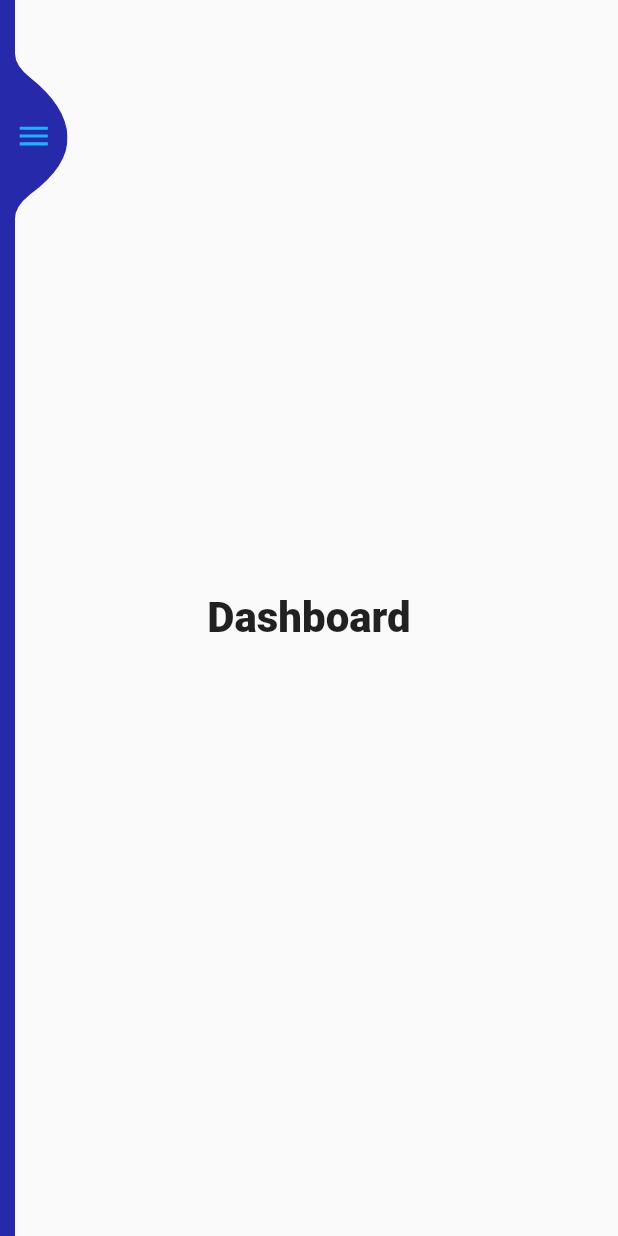
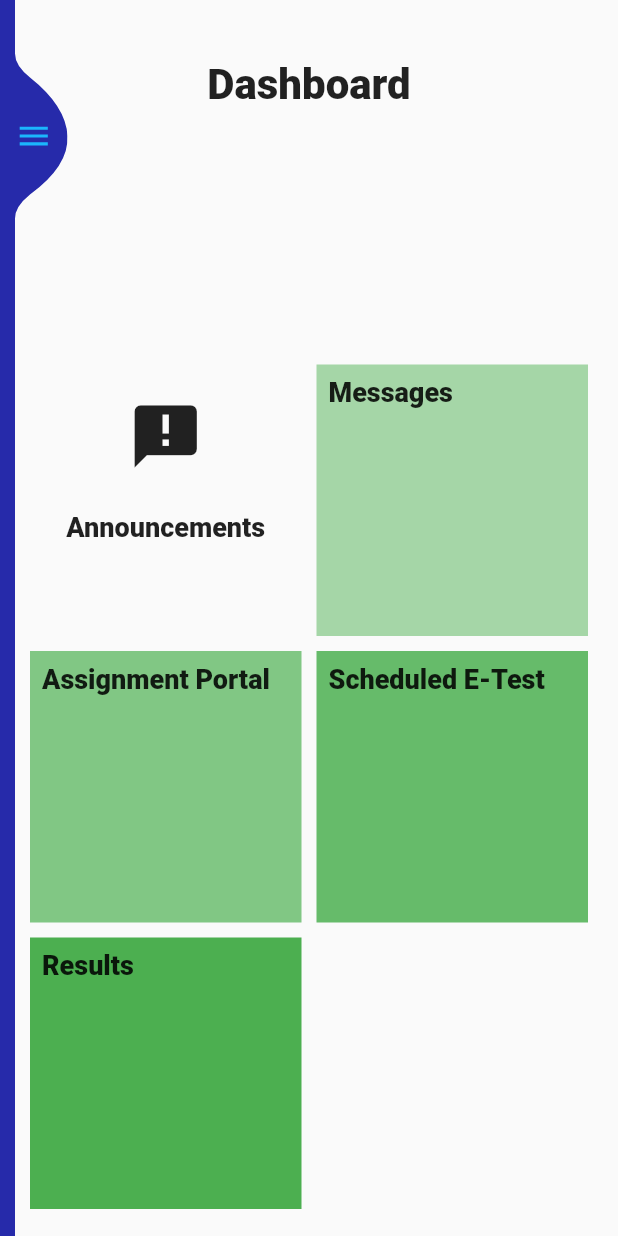
Before and after one commit to Alenjojo/CTU-App, a Flutter app: the Home screen opened directly, on a phone screen of 412 x 824 dp. Run offline on Flutter 3.47's test engine with Material 2 defaults, Android fonts, the phone set to English and light mode, and no system bars; our stand-ins replace animated_splash_screen, auto_size_text, bloc, cloud_firestore, firebase_auth, firebase_core and 3 more; accounts and stored records are empty.

Commit message:
Dashboard

```diff
--- a/lib/Screens/dashboard_page.dart
+++ b/lib/Screens/dashboard_page.dart
@@ -5,10 +5,101 @@ import '../Side_bar/navigation_bloc.dart';
 class DashBoardPage extends StatelessWidget with NavigationStates {
   @override
   Widget build(BuildContext context) {
-    return Center(
-      child: Text(
-        "Dashboard",
-        style: TextStyle(fontWeight: FontWeight.w900, fontSize: 28),
+    return Scaffold(
+      body: Column(
+        children: [
+          SizedBox(
+            height: 40,
+          ),
+          Center(
+            child: Text(
+              "Dashboard",
+              style: TextStyle(fontWeight: FontWeight.w900, fontSize: 28),
+            ),
+          ),
+          SizedBox(
+            height: 150,
+          ),
+          Expanded(
+              child: CustomScrollView(
+            primary: false,
+            slivers: <Widget>[
+              SliverPadding(
+                padding: const EdgeInsets.all(20),
+                sliver: SliverGrid.count(
+                  crossAxisSpacing: 10,
+                  mainAxisSpacing: 10,
+                  crossAxisCount: 2,
+                  children: <Widget>[
+                    Container(
+                      padding: const EdgeInsets.all(8),
+                      decoration: BoxDecoration(
+                          borderRadius: BorderRadius.all(Radius.circular(8))),
+                      child: Column(
+                        children: [
+                          SizedBox(
+                            height: 15,
+                          ),
+                          Icon(
+                            Icons.announcement,
+                            size: 50,
+                          ),
+                          SizedBox(
+                            height: 25,
+                          ),
+                          Center(
+                            child: Text(
+                              "Announcements",
+                              style: TextStyle(
+                                  fontWeight: FontWeight.w900, fontSize: 18),
+                            ),
+                          ),
+                        ],
+                      ),
+                      // color: Colors.green[100],
+                    ),
+                    Container(
+                      padding: const EdgeInsets.all(8),
+                      child: const Text(
+                        "Messages",
+                        style: TextStyle(
+                            fontWeight: FontWeight.w900, fontSize: 18),
+                      ),
+                      color: Colors.green[200],
+                    ),
+                    Container(
+                      padding: const EdgeInsets.all(8),
+                      child: const Text(
+                        "Assignment Portal",
+                        style: TextStyle(
+                            fontWeight: FontWeight.w900, fontSize: 18),
+                      ),
+                      color: Colors.green[300],
+                    ),
+                    Container(
+                      padding: const EdgeInsets.all(8),
+                      child: const Text(
+                        "Scheduled E-Test",
+                        style: TextStyle(
+                            fontWeight: FontWeight.w900, fontSize: 18),
+                      ),
+                      color: Colors.green[400],
+                    ),
+                    Container(
+                      padding: const EdgeInsets.all(8),
+                      child: const Text(
+                        "Results",
+                        style: TextStyle(
+                            fontWeight: FontWeight.w900, fontSize: 18),
+                      ),
+                      color: Colors.green[500],
+                    ),
+                  ],
+                ),
+              ),
+            ],
+          ))
+        ],
       ),
     );
   }
--- a/lib/Services/auth_service.dart
+++ b/lib/Services/auth_service.dart
@@ -5,7 +5,7 @@ import 'package:firebase_auth/firebase_auth.dart';
 
 class AuthenticationService {
   static AuthenticationService instance = AuthenticationService();
-  static UserModel UserMap = UserModel();
+  static UserModel pvtUserMap = UserModel();
   FirebaseAuth _firebaseAuth;
 
   AuthenticationService() {
@@ -19,18 +19,13 @@ class AuthenticationService {
               email: email, password: password))
           .user;
 
-      UserMap = UserModel(
-          fullname: fullName,
-          username: userName,
-          emailId: email,
-          profimg: "www",
-          profId: user.uid);
       // await user
       //     .updateProfile(displayName: fullName)
       //     .then((value) => passPvtUserInfoToDb(user, fullName, userName));
 
-      await DatabaseService.instance
-          .createPvtUserInDB(UserMap.toMap(UserMap), user.uid);
+      await user
+          .updateProfile(displayName: fullName)
+          .then((value) => UserInfoToDb(user, fullName, userName, email));
 
       if (!user.emailVerified) {
         await user.sendEmailVerification();
@@ -51,7 +46,6 @@ class AuthenticationService {
         final User user = _firebaseAuth.currentUser;
         Constants.uid = user.uid;
 
-        await DatabaseService.instance.cr(user.uid);
         if (user.emailVerified) {
           // await DatabaseService.instance
           //     .getPvtCurrentUserInfo(user.uid)
@@ -72,4 +66,16 @@ class AuthenticationService {
     Constants.uid == null;
     return null;
   }
+
+  void UserInfoToDb(
+      User user, String fullName, String userName, String email) async {
+    pvtUserMap = UserModel(
+        fullname: fullName,
+        username: userName,
+        emailId: email,
+        profimg: "https://picsum.photos/200/300",
+        profId: user.uid);
+    await DatabaseService.instance
+        .createPvtUserInDB(pvtUserMap.toMap(pvtUserMap), user.uid);
+  }
 }
--- a/lib/Services/user_database.dart
+++ b/lib/Services/user_database.dart
@@ -1,5 +1,4 @@
 import 'package:cloud_firestore/cloud_firestore.dart';
-import 'package:firebase_auth/firebase_auth.dart';
 
 class DatabaseService {
   static DatabaseService instance = DatabaseService();
@@ -16,16 +15,4 @@ class DatabaseService {
       print(e);
     }
   }
-
-  Future<void> cr(String userId) async {
-    var firebaseUser = FirebaseAuth.instance.currentUser;
-    FirebaseFirestore.instance.collection("users").doc(firebaseUser.uid).set({
-      "name": "john",
-      "age": 50,
-      "email": "example@example.com",
-      "address": {"street": "street 24", "city": "new york"}
-    }).then((_) {
-      print("success!");
-    });
-  }
 }
--- a/lib/Wrapper.dart
+++ b/lib/Wrapper.dart
@@ -2,10 +2,8 @@ import 'package:ctu_app/Screens/HOME.dart';
 import 'package:firebase_auth/firebase_auth.dart';
 import 'package:flutter/cupertino.dart';
 import 'package:flutter/material.dart';
-import 'package:provider/provider.dart';
 
 import 'auth/LogInPage.dart';
-import 'model/user.dart';
 
 class Wrapper extends StatefulWidget {
   @override
@@ -20,7 +18,7 @@ class _WrapperState extends State<Wrapper> {
 
   @override
   Widget build(BuildContext context) {
-    UserDetails user = Provider.of<UserDetails>(context);
+    // UserDetails user = Provider.of<UserDetails>(context);
 
     if (FirebaseAuth.instance.currentUser == null) {
       return LogInPage();
--- a/lib/model/user_model.dart
+++ b/lib/model/user_model.dart
@@ -14,6 +14,7 @@ class UserModel {
     data['fullname'] = userMap.fullname;
     data['username'] = userMap.username;
     data['emailId'] = userMap.emailId;
+    data['profimg'] = userMap.profimg;
     return data;
   }
 }
```
